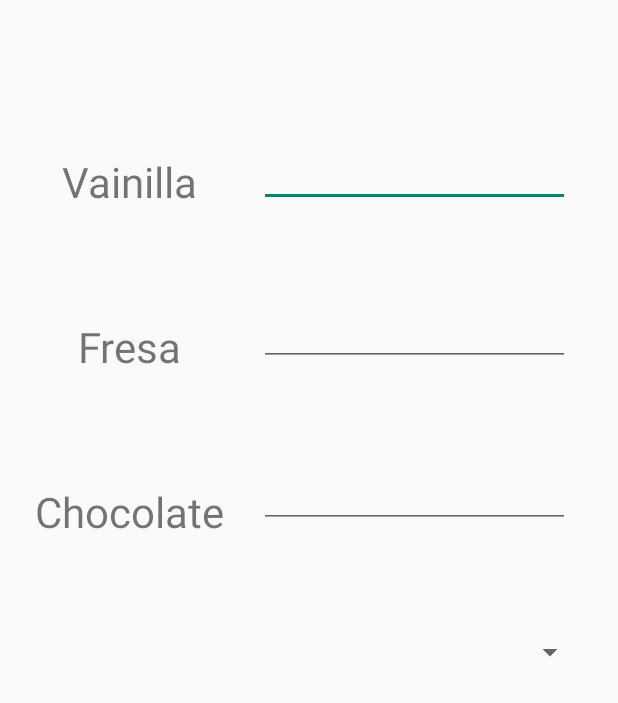
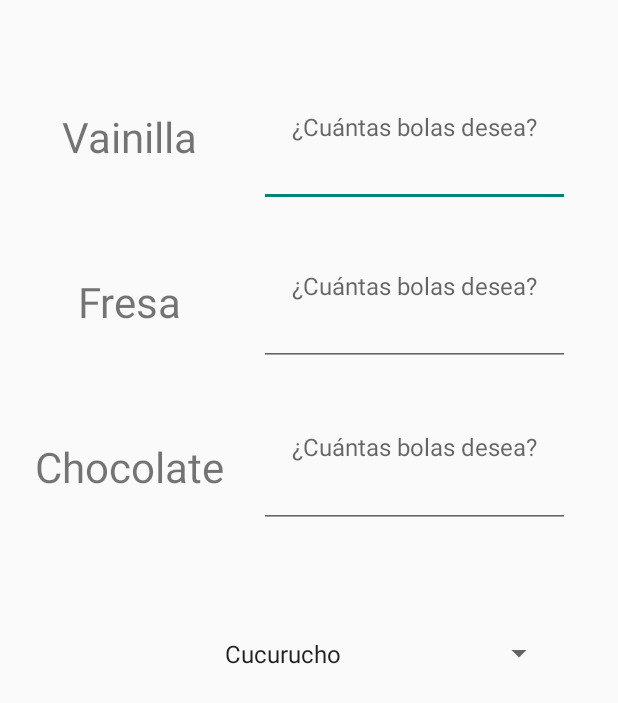
Before and after one commit to ulvercalleja/PMDM, an Android app: the u3a2Heladotron screen opened directly, with no data from a screen before it, on a phone screen of 412 x 824 dp. Shown: the top 703 px of the screen. Run offline under Robolectric (Android 15) with nearby library versions, the phone set to English and light mode, and no system bars.

Commit message:
"Heladtron continuado"

```diff
--- a/app/src/main/java/pmdm/u2/ut03/u3a2Heladotron.java
+++ b/app/src/main/java/pmdm/u2/ut03/u3a2Heladotron.java
@@ -3,9 +3,13 @@ package pmdm.u2.ut03;
 import androidx.appcompat.app.AppCompatActivity;
 
 import android.os.Bundle;
+import android.view.View;
+import android.widget.AdapterView;
+import android.widget.ArrayAdapter;
 import android.widget.Spinner;
 
 import java.util.ArrayList;
+import java.util.List;
 
 import pmdm.u2.R;
 
@@ -18,6 +22,27 @@ public class u3a2Heladotron extends AppCompatActivity {
 
         spRecipientes = findViewById(R.id.u3a2spRecipientes);
 
-        ArrayList<Recipiente> recipientes = new ArrayList<>();
+        List<String> opciones = new ArrayList<>();
+        opciones.add("Cucurucho");
+        opciones.add("Cucurucho de chocolate");
+        opciones.add("Tarrina");
+
+        ArrayAdapter<String> adapter = new ArrayAdapter<>(this, android.R.layout.simple_spinner_item, opciones);
+        adapter.setDropDownViewResource(android.R.layout.simple_spinner_dropdown_item);
+        spRecipientes.setAdapter(adapter);
+
+        spRecipientes.setOnItemSelectedListener(new AdapterView.OnItemSelectedListener() {
+            @Override
+            public void onItemSelected(AdapterView<?> parentView, View selectedItemView, int position, long id) {
+                String opcionSeleccionada = opciones.get(position);
+                // Haz algo con la opción seleccionada
+            }
+
+            @Override
+            public void onNothingSelected(AdapterView<?> parentView) {
+                // Si no se selecciona nada
+            }
+        });
+
     }
 }
--- a/app/src/main/res/layout/u3a2_heladotron.xml
+++ b/app/src/main/res/layout/u3a2_heladotron.xml
@@ -13,8 +13,10 @@
         android:layout_marginTop="32dp"
         android:layout_marginEnd="32dp"
         android:ems="10"
+        android:hint="¿Cuántas bolas desea?"
         android:inputType="number"
-        android:textSize="24sp"
+        android:textAlignment="center"
+        android:textSize="16sp"
         app:layout_constraintEnd_toEndOf="parent"
         app:layout_constraintTop_toTopOf="parent" />
 
@@ -24,8 +26,10 @@
         android:layout_height="106dp"
         android:layout_marginEnd="32dp"
         android:ems="10"
+        android:hint="¿Cuántas bolas desea?"
         android:inputType="number"
-        android:textSize="24sp"
+        android:textAlignment="center"
+        android:textSize="16sp"
         app:layout_constraintEnd_toEndOf="parent"
         app:layout_constraintTop_toBottomOf="@+id/u3a2etVainilla" />
 
@@ -35,8 +39,10 @@
         android:layout_height="108dp"
         android:layout_marginEnd="32dp"
         android:ems="10"
+        android:hint="¿Cuántas bolas desea?"
         android:inputType="number"
-        android:textSize="24sp"
+        android:textAlignment="center"
+        android:textSize="16sp"
         app:layout_constraintEnd_toEndOf="parent"
         app:layout_constraintTop_toBottomOf="@+id/u3a2etFresa" />
 
@@ -44,7 +50,7 @@
         android:id="@+id/u3a2tvVainilla"
         android:layout_width="wrap_content"
         android:layout_height="wrap_content"
-        android:layout_marginTop="102dp"
+        android:layout_marginTop="72dp"
         android:text="Vainilla"
         android:textSize="28sp"
         app:layout_constraintEnd_toStartOf="@+id/u3a2etVainilla"
@@ -75,10 +81,10 @@
 
     <Spinner
         android:id="@+id/u3a2spRecipientes"
-        android:layout_width="369dp"
-        android:layout_height="101dp"
+        android:layout_width="228dp"
+        android:layout_height="103dp"
         android:layout_marginTop="32dp"
+        android:layout_marginEnd="42dp"
         app:layout_constraintEnd_toEndOf="parent"
-        app:layout_constraintStart_toStartOf="parent"
         app:layout_constraintTop_toBottomOf="@+id/u3a2etChocolate" />
 </androidx.constraintlayout.widget.ConstraintLayout>
--- a/app/src/main/res/values/strings.xml
+++ b/app/src/main/res/values/strings.xml
@@ -1,3 +1,8 @@
 <resources>
     <string name="app_name">u2a2Colorator</string>
+    <string-array name="recipientes">
+        <item>Cucurucho</item>
+        <item>Cucurucho de chocolate/item></item>
+        <item>Tarrina</item>
+    </string-array>
 </resources>
```
